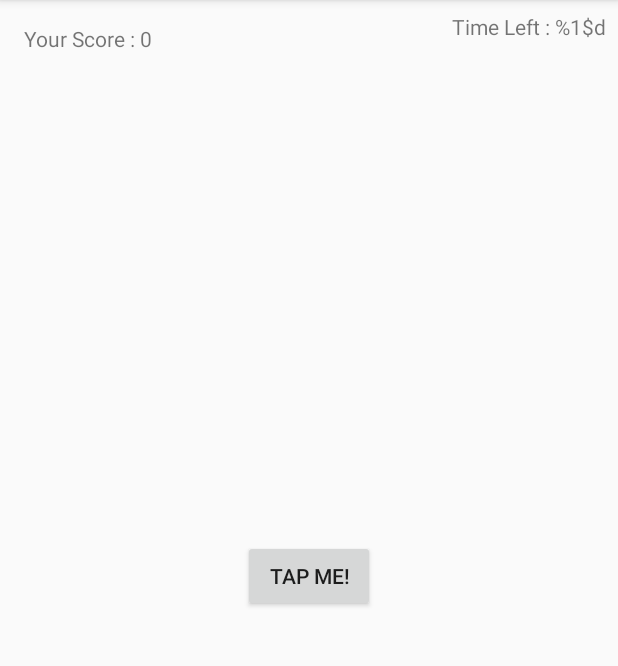
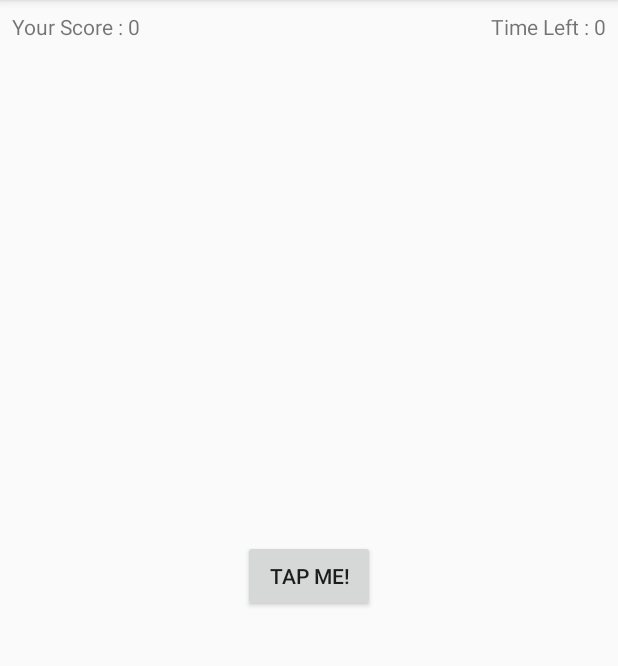
Before and after one commit to nick2905/TimeFighter, an Android app: the screen it shows after launch (MainActivity), on a phone screen of 412 x 824 dp, the part 84-750 px from its top. Run offline under Robolectric (Android 15) with nearby library versions, the phone set to English and light mode, and no system bars; our stand-ins replace data binding.

```diff
--- a/TimeFighter/app/src/main/java/com/proyek/akhir/timefighter/ScoreViewModel.kt
+++ b/TimeFighter/app/src/main/java/com/proyek/akhir/timefighter/ScoreViewModel.kt
@@ -1,16 +1,40 @@
 package com.proyek.akhir.timefighter
 
+import android.os.CountDownTimer
 import androidx.lifecycle.LiveData
 import androidx.lifecycle.MutableLiveData
 import androidx.lifecycle.ViewModel
 
 class ScoreViewModel : ViewModel() {
+    private var isGameStarted = false
+
     private val _score = MutableLiveData(0)
+    private val _time= MutableLiveData(0)
+
+    private val countDownTimer = object : CountDownTimer(60000, 1000) {
+        override fun onTick(millisUntilFinished: Long) {
+            val timeLeft = millisUntilFinished / 1000
+            _time.value = timeLeft.toInt()
+
+        }
+
+        override fun onFinish() {
+            _score.value = 0
+            _time.value = 0
+            isGameStarted = false
+        }
+    }
 
     val score: LiveData<Int> = _score
+    val time: LiveData<Int> = _time
 
     fun onTap() {
+        if (!isGameStarted) {
+            isGameStarted = true
+            countDownTimer.start()
+        }
         _score.value = (_score.value ?: 0) + 1
+
     }
 
 }
--- a/TimeFighter/app/src/main/res/layout/activity_main.xml
+++ b/TimeFighter/app/src/main/res/layout/activity_main.xml
@@ -30,7 +30,8 @@
             android:id="@+id/gameScoreTextView"
             android:layout_width="wrap_content"
             android:layout_height="wrap_content"
-            android:layout_margin="16dp"
+            android:layout_marginStart="8dp"
+            android:layout_marginTop="8dp"
             android:text="@{`Your Score : ` + viewmodel.score}"
             app:layout_constraintStart_toStartOf="parent"
             app:layout_constraintTop_toTopOf="parent" />
@@ -41,7 +42,7 @@
             android:layout_height="wrap_content"
             android:layout_marginTop="8dp"
             android:layout_marginEnd="8dp"
-            android:text="@string/timeLeft"
+            android:text="@{`Time Left : ` + viewmodel.time}"
             app:layout_constraintEnd_toEndOf="parent"
             app:layout_constraintTop_toTopOf="parent" />
 
```
Also changed, not shown: 2 other files.
